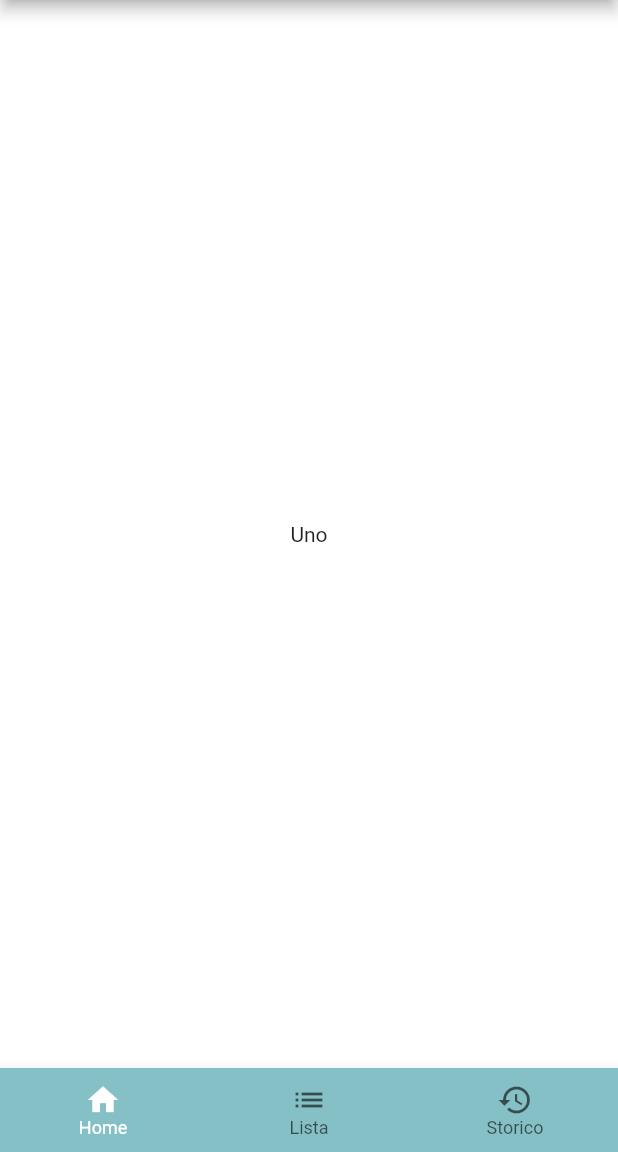
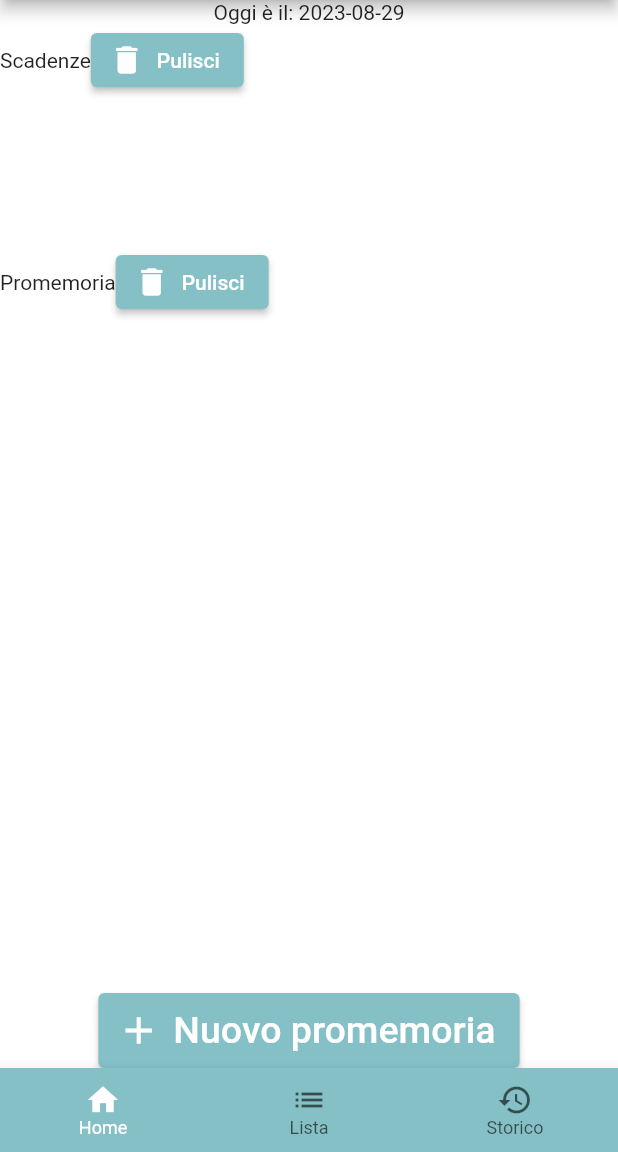
Before and after one commit to UmutBulut/PantrySmart, a Flutter app: the screen it shows after launch, on a phone screen of 412 x 824 dp, the part 84-1236 px from its top. Run offline on Flutter 3.47's test engine with Material 2 defaults, Android fonts, the phone set to English and light mode, and no system bars; our stand-ins replace bloc, flutter_bloc, flutter_keyboard_visibility, image_picker, shared_preferences.

Commit message:
aggiunte classi promemoria e scadenze + inizio layout home

```diff
--- /dev/null
+++ b/lib/Classes/Promemoria.dart
@@ -0,0 +1,42 @@
+import 'dart:convert';
+
+class Promemoria {
+  int? id;
+  String? testo;
+  String? data;
+  bool? inRimozione;
+
+  Promemoria({
+    this.id,
+    this.testo,
+    this.data,
+    this.inRimozione
+  });
+
+  factory Promemoria.fromJson(Map<String, dynamic> jsonData) {
+    return Promemoria(
+      id: jsonData['id'],
+      testo: jsonData['testo'],
+      data: jsonData['data'],
+      inRimozione: jsonData['inRimozione'],
+    );
+  }
+
+  static Map<String, dynamic> toMap(Promemoria promemoria) => {
+    'id': promemoria.id,
+    'testo': promemoria.testo,
+    'data': promemoria.data,
+    'inRimozione': promemoria.inRimozione,
+  };
+
+  static String encode(List<Promemoria> proms) => json.encode(
+    proms
+        .map<Map<String, dynamic>>((promemoria) => Promemoria.toMap(promemoria))
+        .toList(),
+  );
+
+  static List<Promemoria> decode(String proms) =>
+      (json.decode(proms) as List<dynamic>)
+          .map<Promemoria>((item) => Promemoria.fromJson(item))
+          .toList();
+}
--- /dev/null
+++ b/lib/Classes/Scadenza.dart
@@ -0,0 +1,14 @@
+
+class Scadenza {
+  int? idProdotto;
+  String? denominazioneProdotto;
+  String? data;
+  bool? inRimozione;
+
+  Scadenza({
+    this.idProdotto,
+    this.denominazioneProdotto,
+    this.data,
+    this.inRimozione
+  });
+}
--- /dev/null
+++ b/lib/Presentation/Screens/homeView.dart
@@ -0,0 +1,204 @@
+import 'package:flutter/material.dart';
+import 'package:flutter_keyboard_visibility/flutter_keyboard_visibility.dart';
+import 'package:pantrysmart/Classes/Colors.dart';
+import 'package:pantrysmart/Classes/Prodotto.dart';
+import 'package:pantrysmart/Classes/Promemoria.dart';
+import 'package:pantrysmart/Classes/Scadenza.dart';
+import 'package:shared_preferences/shared_preferences.dart';
+import 'dart:core';
+
+List<Scadenza> scadenze = [];
+List<Promemoria> listPromemoria = [];
+DateTime oggi = DateTime.now();
+
+class HomeView extends StatefulWidget {
+  HomeView({super.key});
+  @override
+  State<HomeView> createState() => HomeViewState();
+}
+
+class HomeViewState extends State<HomeView> {
+
+  @override
+  void initState() {
+    super.initState();
+    _loadprefs();
+  }
+
+  Future<void> _loadprefs() async {
+    final prefs = await SharedPreferences.getInstance();
+
+    final String? prodottiString = await prefs.getString('prodotti_key');
+    final String? promemoriaString = await prefs.getString('promemoria_key');
+    scadenze.clear();
+
+    var prodotti = Prodotto.decode(prodottiString!);
+    for(var prodotto in prodotti){
+      var dataScadenza = DateTime.tryParse(prodotto.scadenza!);
+      var giornoScadenza = dataScadenza!
+          .copyWith(hour: 0, minute: 0, second: 0, microsecond: 0, millisecond: 0);
+      var giornoOggi = oggi
+          .copyWith(hour: 0, minute: 0, second: 0, microsecond: 0, millisecond: 0);
+      if(giornoOggi.isAfter(giornoScadenza)){
+        Scadenza nuovaScadenza = Scadenza(
+            idProdotto: prodotto.id,
+            denominazioneProdotto: prodotto.denominazione,
+            data: prodotto.scadenza,
+            inRimozione: false
+        );
+        scadenze.add(nuovaScadenza);
+      }
+    }
+    listPromemoria.add(Promemoria(
+        id: 74,
+        testo: "Test",
+        data: DateTime.now().add(Duration(days: 5)).toString(),
+        inRimozione: false
+    ));
+
+    setState(() {
+      if(promemoriaString != null)
+        listPromemoria = Promemoria.decode(promemoriaString!);
+    });
+  }
+
+  @override
+  Widget build(BuildContext context) {
+    return Center(
+      child: Column(
+        children: [
+          Text('Oggi è il: ' + oggi.toString().substring(0,10)),
+          Row(
+            children: [
+              Text('Scadenze'),
+              ElevatedButton.icon(
+                onPressed: () {
+                },
+                icon: Icon( // <-- Icon
+                  Icons.delete,
+                  size: 24.0,
+                ),
+                label: Text('Pulisci'), // <-- Text
+              )
+            ],
+          ),
+          Container(
+            height: 100,
+            child: ListView(
+              scrollDirection: Axis.horizontal,
+              children: scadenze.map<Widget>(
+                      (scad) => Container(
+                    width: 250,
+                    child: Card(child:
+                    ListTile(
+                      title: Column(
+                        children: [
+                          Text(
+                            scad.denominazioneProdotto!,
+                            style:TextStyle(fontSize: 18, color: Colors.black),),
+                          Text(scad.data!),
+                          Row(
+                            children: [
+                              ElevatedButton.icon(
+                                onPressed: () {
+                                },
+                                icon: Icon( // <-- Icon
+                                  Icons.arrow_forward,
+                                  size: 24.0,
+                                ),
+                                label: Text('Visualizza'), // <-- Text
+                              ),
+                              IconButton(
+                                  onPressed: (){
+                                    setState(() {
+                                      scad.inRimozione = true;
+                                    });
+                                  },
+                                  icon: Icon(Icons.delete)),
+                            ],
+                          )
+                        ],
+                      ),
+                    )),
+                  )).toList(),
+            ),
+          ),
+          Row(
+            children: [
+              Text('Promemoria'),
+              ElevatedButton.icon(
+                onPressed: () {
+                },
+                icon: Icon( // <-- Icon
+                  Icons.delete,
+                  size: 24.0,
+                ),
+                label: Text('Pulisci'), // <-- Text
+              )
+            ],
+          ),
+          Container(
+            height: 100,
+            child: ListView(
+              scrollDirection: Axis.horizontal,
+              children: scadenze.map<Widget>(
+                      (scad) => Container(
+                    width: 250,
+                    child: Card(child:
+                    ListTile(
+                      title: Column(
+                        children: [
+                          Text(
+                            scad.denominazioneProdotto!,
+                            style:TextStyle(fontSize: 18, color: Colors.black),),
+                          Text(scad.data!),
+                          Row(
+                            children: [
+                              ElevatedButton.icon(
+                                onPressed: () {
+                                },
+                                icon: Icon( // <-- Icon
+                                  Icons.arrow_forward,
+                                  size: 24.0,
+                                ),
+                                label: Text('Visualizza'), // <-- Text
+                              ),
+                              IconButton(
+                                  onPressed: (){
+                                    setState(() {
+                                      scad.inRimozione = true;
+                                    });
+                                  },
+                                  icon: Icon(Icons.delete)),
+                            ],
+                          )
+                        ],
+                      ),
+                    )),
+                  )).toList(),
+            ),
+          ),
+          Expanded(
+            child: Text(''),
+          ),
+          SizedBox(
+            height: 50,
+            child: ElevatedButton.icon(
+              onPressed: () {
+              },
+              icon: Icon( // <-- Icon
+                Icons.add,
+                size: 30.0,
+              ),
+              label: Text('Nuovo promemoria',
+                style: TextStyle(
+                    fontSize: 25
+                ),
+              ), // <-- Text
+            ),
+          )
+        ],
+      ),
+    );
+  }
+}
--- a/lib/Presentation/Screens/landingView.dart
+++ b/lib/Presentation/Screens/landingView.dart
@@ -1,6 +1,7 @@
 import 'package:flutter/material.dart';
 import 'package:flutter_bloc/flutter_bloc.dart';
 import 'package:pantrysmart/LandingViewBloc/landing_view_bloc.dart';
+import 'package:pantrysmart/Presentation/Screens/homeView.dart';
 import 'package:pantrysmart/Presentation/Screens/listaView.dart';
 import 'package:pantrysmart/Presentation/Screens/storicoView.dart';
 
@@ -24,7 +25,7 @@ class LandingView extends StatelessWidget{
   @override
   Widget build(BuildContext context) {
     List<Widget> bottomNavScreens = [
-      Text('Uno'),
+      HomeView(),
       ListaView(),
       StoricoView(),
     ];
--- a/lib/Presentation/Screens/storicoView.dart
+++ b/lib/Presentation/Screens/storicoView.dart
@@ -18,7 +18,6 @@ class StoricoView extends StatefulWidget {
 }
 
 class StoricoViewState extends State<StoricoView> {
-  final fieldText = TextEditingController();
   bool nuovaConferma = false;
   String? dataSelezionata;
   Prodotto? prodottoDaModificare;
@@ -30,12 +29,6 @@ class StoricoViewState extends State<StoricoView> {
     dataSelezionata = DateTime.now().toString();
     resettato = false;
     _loadprefs();
-  }
-
-  @override
-  void dispose() {
-    fieldText.dispose();
-    super.dispose();
   }
 
   Future<void> _loadprefs() async {
```
Also changed, not shown: pubspec.lock, 1 other file.
